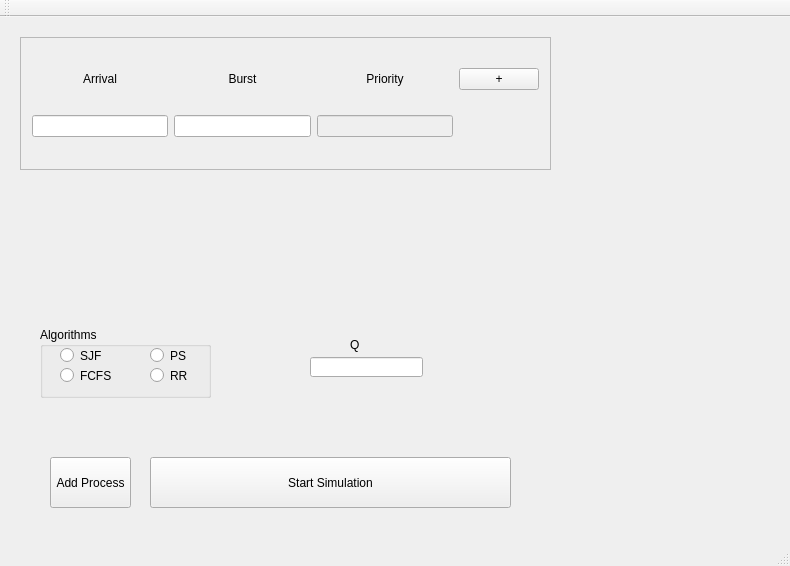
Before: the Qt Designer form mainwindow.ui in AMR-KELEG/Operating-Systems-Scheduler, drawn with Qt 5.
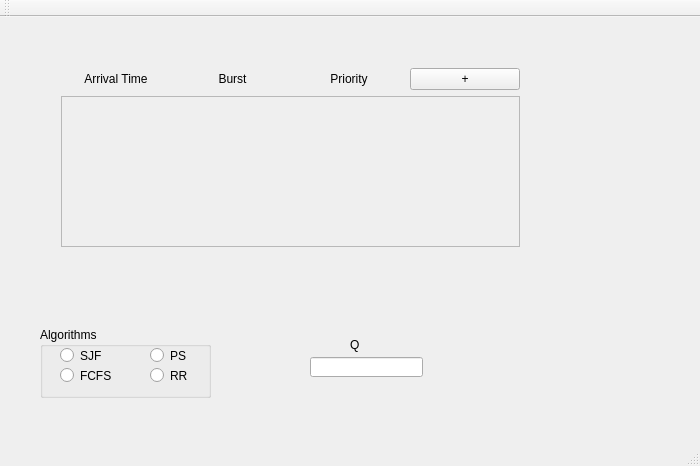
After: the same form once the commit is applied.

Commit message: user can add unlimited number of processes in a scrollable area

```diff
--- a/mainwindow.ui
+++ b/mainwindow.ui
@@ -6,8 +6,8 @@
    <rect>
     <x>0</x>
     <y>0</y>
-    <width>790</width>
-    <height>566</height>
+    <width>700</width>
+    <height>466</height>
    </rect>
   </property>
   <property name="windowTitle">
@@ -128,61 +128,31 @@
      <string>Add Process</string>
     </property>
    </widget>
-   <widget class="QScrollArea" name="process_area">
+   <widget class="QWidget" name="verticalLayoutWidget">
     <property name="geometry">
      <rect>
-      <x>20</x>
-      <y>20</y>
-      <width>531</width>
-      <height>133</height>
+      <x>50</x>
+      <y>40</y>
+      <width>481</width>
+      <height>201</height>
      </rect>
     </property>
-    <property name="widgetResizable">
-     <bool>true</bool>
-    </property>
-    <widget class="QWidget" name="scrollAreaWidgetContents">
-     <property name="geometry">
-      <rect>
-       <x>0</x>
-       <y>0</y>
-       <width>529</width>
-       <height>131</height>
-      </rect>
-     </property>
-     <layout class="QGridLayout" name="gridLayout">
-      <item row="0" column="0">
-       <widget class="QLabel" name="label">
-        <property name="text">
-         <string>Arrival</string>
-        </property>
-        <property name="alignment">
-         <set>Qt::AlignCenter</set>
-        </property>
-       </widget>
-      </item>
-      <item row="0" column="6">
-       <widget class="QLabel" name="label_3">
-        <property name="text">
-         <string>Priority</string>
-        </property>
-        <property name="alignment">
-         <set>Qt::AlignCenter</set>
-        </property>
-       </widget>
-      </item>
-      <item row="2" column="5">
-       <widget class="QLineEdit" name="p_burst0"/>
-      </item>
-      <item row="2" column="6">
-       <widget class="QLineEdit" name="p_priority0">
-        <property name="enabled">
-         <bool>false</bool>
-        </property>
-       </widget>
-      </item>
-      <item row="0" column="5">
+    <layout class="QVBoxLayout" name="verticalLayout">
+     <item>
+      <layout class="QHBoxLayout" name="horizontalLayout_2">
+       <item>
        <widget class="QLabel" name="label_2">
         <property name="text">
+          <string>Arrival Time</string>
+         </property>
+         <property name="alignment">
+          <set>Qt::AlignCenter</set>
+         </property>
+        </widget>
+       </item>
+       <item>
+        <widget class="QLabel" name="label_3">
+         <property name="text">
          <string>Burst</string>
         </property>
         <property name="alignment">
@@ -190,10 +160,17 @@
         </property>
        </widget>
       </item>
-      <item row="2" column="0">
-       <widget class="QLineEdit" name="p_arrival0"/>
-      </item>
-      <item row="0" column="7">
+       <item>
+        <widget class="QLabel" name="label">
+         <property name="text">
+          <string>Priority</string>
+         </property>
+         <property name="alignment">
+          <set>Qt::AlignCenter</set>
+         </property>
+        </widget>
+       </item>
+       <item>
        <widget class="QPushButton" name="add_process">
         <property name="text">
          <string>+</string>
@@ -201,7 +178,26 @@
        </widget>
       </item>
      </layout>
-    </widget>
+     </item>
+     <item>
+      <widget class="QScrollArea" name="process_area">
+       <property name="widgetResizable">
+        <bool>true</bool>
+       </property>
+       <widget class="QWidget" name="scrollAreaWidgetContents">
+        <property name="geometry">
+         <rect>
+          <x>0</x>
+          <y>0</y>
+          <width>477</width>
+          <height>166</height>
+         </rect>
+        </property>
+        <layout class="QGridLayout" name="gridLayout"/>
+       </widget>
+      </widget>
+     </item>
+    </layout>
    </widget>
   </widget>
   <widget class="QMenuBar" name="menuBar">
```
Left out of the diff: 2 changed lines with no effect on the pictures. Lines whose indentation alone changed are shown as unchanged. The commit also changes 3 other files.
